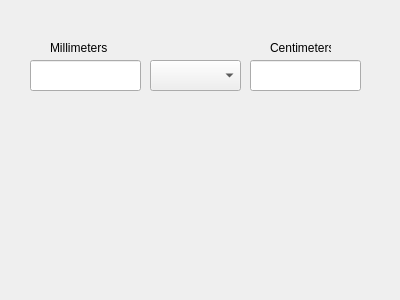
The window that distanceandlength.ui (ITAAcademy/ITAInformator) describes before a commit, drawn with Qt 5.
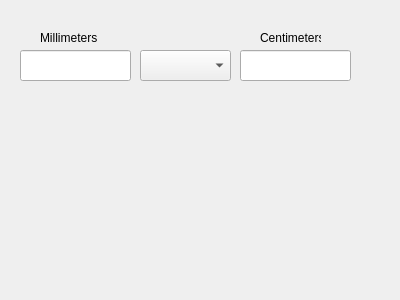
The same window after the commit.

Commit message: -add thissFixedSize to windows convert

Patch:
```diff
--- a/distanceandlength.ui
+++ b/distanceandlength.ui
@@ -16,8 +16,8 @@
   <widget class="QLineEdit" name="lineEdit_D_right">
    <property name="geometry">
     <rect>
-     <x>250</x>
-     <y>60</y>
+     <x>240</x>
+     <y>50</y>
      <width>111</width>
      <height>31</height>
     </rect>
@@ -26,8 +26,8 @@
   <widget class="QLineEdit" name="lineEdit_D_Left">
    <property name="geometry">
     <rect>
-     <x>30</x>
-     <y>60</y>
+     <x>20</x>
+     <y>50</y>
      <width>111</width>
      <height>31</height>
     </rect>
@@ -36,8 +36,8 @@
   <widget class="QComboBox" name="comboBoxDistance">
    <property name="geometry">
     <rect>
-     <x>150</x>
-     <y>60</y>
+     <x>140</x>
+     <y>50</y>
      <width>91</width>
      <height>31</height>
     </rect>
@@ -46,8 +46,8 @@
   <widget class="QLabel" name="label_Left">
    <property name="geometry">
     <rect>
-     <x>50</x>
-     <y>40</y>
+     <x>40</x>
+     <y>30</y>
      <width>61</width>
      <height>16</height>
     </rect>
@@ -59,8 +59,8 @@
   <widget class="QLabel" name="label_Right">
    <property name="geometry">
     <rect>
-     <x>270</x>
-     <y>40</y>
+     <x>260</x>
+     <y>30</y>
      <width>61</width>
      <height>16</height>
     </rect>
```
The commit also changes 5 other files.
